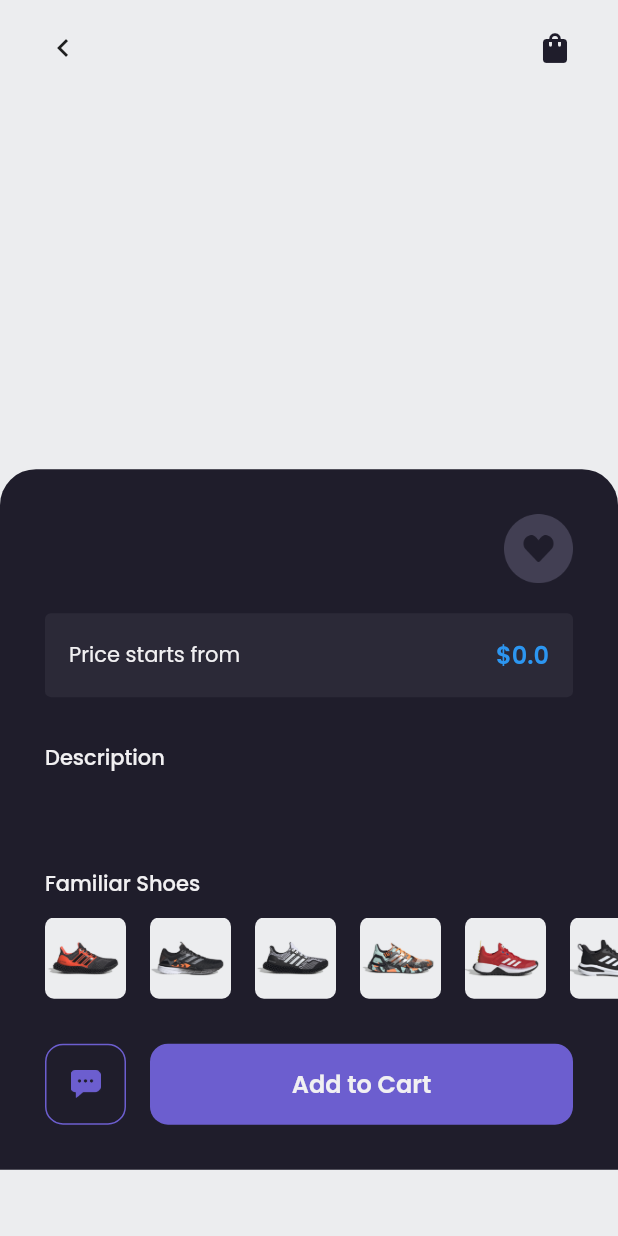
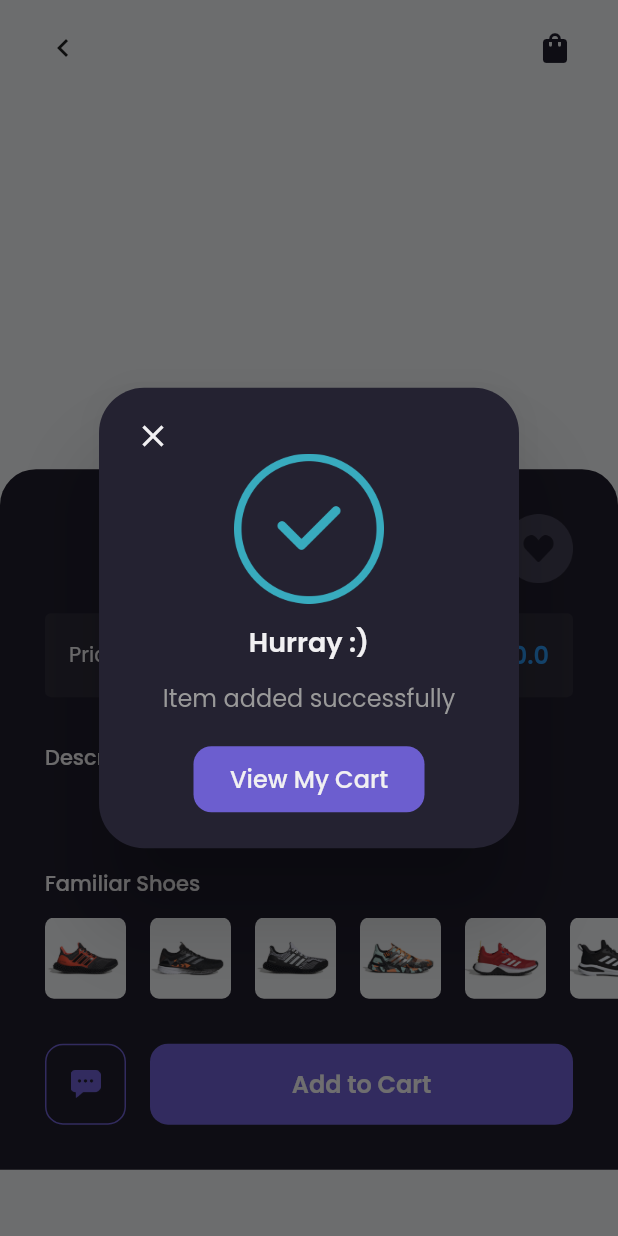
Before and after one commit to Syahro/shamo, a Flutter app: the ProductPage screen opened directly with empty values, after a tap on "Add to Cart", on a phone screen of 412 x 824 dp. Run offline on Flutter 3.47's test engine with Material 2 defaults, Android fonts, the phone set to English and light mode, and no system bars; our stand-ins replace google_fonts; accounts and stored records are empty; network calls fail.

Commit message:
sync cart data for cartPage

```diff
--- a/lib/main.dart
+++ b/lib/main.dart
@@ -10,6 +10,7 @@ import 'package:shamo/pages/sign_in_page.dart';
 import 'package:shamo/pages/sign_up_page.dart';
 import 'package:shamo/pages/splash_page.dart';
 import 'package:shamo/providers/auth_provider.dart';
+import 'package:shamo/providers/cart_provider.dart';
 import 'package:shamo/providers/product_provider.dart';
 import 'package:shamo/providers/wishlist_provider.dart';
 
@@ -23,6 +24,7 @@ class MyApp extends StatelessWidget {
         ChangeNotifierProvider(create: (context) => AuthProvider()),
         ChangeNotifierProvider(create: (context) => ProductProvider()),
         ChangeNotifierProvider(create: (context) => WishlistProvider()),
+        ChangeNotifierProvider(create: (context) => CartProvider()),
       ],
       child: MaterialApp(
         debugShowCheckedModeBanner: false,
--- a/lib/pages/product_page.dart
+++ b/lib/pages/product_page.dart
@@ -2,6 +2,7 @@ import 'package:carousel_slider/carousel_slider.dart';
 import 'package:flutter/material.dart';
 import 'package:provider/provider.dart';
 import 'package:shamo/models/product_model.dart';
+import 'package:shamo/providers/cart_provider.dart';
 import 'package:shamo/providers/wishlist_provider.dart';
 import 'package:shamo/theme.dart';
 
@@ -36,6 +37,87 @@ class _ProductPageState extends State<ProductPage> {
   @override
   Widget build(BuildContext context) {
     WishlistProvider wishlistProvider = Provider.of<WishlistProvider>(context);
+    CartProvider cartProvider = Provider.of<CartProvider>(context);
+
+    Future<void> showSuccessDialog() async {
+      return showDialog(
+        context: context,
+        builder: (BuildContext context) => Container(
+          width: MediaQuery.of(context).size.width - (2 * defaultMargin),
+          child: AlertDialog(
+            backgroundColor: backgroundColor3,
+            shape: RoundedRectangleBorder(
+              borderRadius: BorderRadius.circular(30),
+            ),
+            content: SingleChildScrollView(
+              child: Column(
+                children: [
+                  Align(
+                    alignment: Alignment.centerLeft,
+                    child: GestureDetector(
+                      onTap: () {
+                        Navigator.pop(context);
+                      },
+                      child: Icon(
+                        Icons.close,
+                        color: primaryTextColor,
+                      ),
+                    ),
+                  ),
+                  Image.asset(
+                    'assets/icon_success.png',
+                    width: 100,
+                  ),
+                  SizedBox(
+                    height: 12,
+                  ),
+                  Text(
+                    'Hurray :)',
+                    style: primaryTextStyle.copyWith(
+                      fontSize: 18,
+                      fontWeight: semiBold,
+                    ),
+                  ),
+                  SizedBox(
+                    height: 12,
+                  ),
+                  Text(
+                    'Item added successfully',
+                    style: secondaryTextStyle,
+                  ),
+                  SizedBox(
+                    height: 20,
+                  ),
+                  Container(
+                    width: 154,
+                    height: 44,
+                    child: TextButton(
+                      onPressed: () {
+                        Navigator.pushNamedAndRemoveUntil(
+                            context, '/cart', (route) => false);
+                      },
+                      style: TextButton.styleFrom(
+                        backgroundColor: primaryColor,
+                        shape: RoundedRectangleBorder(
+                          borderRadius: BorderRadius.circular(12),
+                        ),
+                      ),
+                      child: Text(
+                        'View My Cart',
+                        style: primaryTextStyle.copyWith(
+                          fontSize: 16,
+                          fontWeight: medium,
+                        ),
+                      ),
+                    ),
+                  ),
+                ],
+              ),
+            ),
+          ),
+        ),
+      );
+    }
 
     Widget indicator(int index) {
       return Container(
@@ -317,7 +399,10 @@ class _ProductPageState extends State<ProductPage> {
                     child: Container(
                       height: 54,
                       child: TextButton(
-                        onPressed: () {},
+                        onPressed: () {
+                          cartProvider.addCart(widget.product);
+                          showSuccessDialog();
+                        },
                         style: TextButton.styleFrom(
                           backgroundColor: primaryColor,
                           shape: RoundedRectangleBorder(
--- a/lib/providers/cart_provider.dart
+++ b/lib/providers/cart_provider.dart
@@ -29,7 +29,7 @@ class CartProvider with ChangeNotifier {
   }
 
   removeCart(int id) {
-    _carts.remove(id);
+    _carts.removeAt(id);
     notifyListeners();
   }
 
--- a/lib/widgets/cart_card.dart
+++ b/lib/widgets/cart_card.dart
@@ -1,9 +1,16 @@
 import 'package:flutter/material.dart';
+import 'package:provider/provider.dart';
+import 'package:shamo/models/cart_model.dart';
+import 'package:shamo/providers/cart_provider.dart';
 import 'package:shamo/theme.dart';
 
 class CartCard extends StatelessWidget {
+  final CartModel cart;
+
+  CartCard(this.cart);
   @override
   Widget build(BuildContext context) {
+    CartProvider cartProvider = Provider.of<CartProvider>(context);
     return Container(
       margin: EdgeInsets.only(
         top: defaultMargin,
@@ -26,7 +33,7 @@ class CartCard extends StatelessWidget {
                 decoration: BoxDecoration(
                   borderRadius: BorderRadius.circular(12),
                   image: DecorationImage(
-                    image: AssetImage('assets/image_shoes.png'),
+                    image: NetworkImage(cart.product.galleries[0].url),
                     fit: BoxFit.cover,
                   ),
                 ),
@@ -39,7 +46,7 @@ class CartCard extends StatelessWidget {
                   crossAxisAlignment: CrossAxisAlignment.start,
                   children: [
                     Text(
-                      'Terrex Urban Low',
+                      cart.product.name,
                       style: primaryTextStyle.copyWith(
                         fontWeight: semiBold,
                       ),
@@ -47,31 +54,41 @@ class CartCard extends StatelessWidget {
                     SizedBox(
                       height: 2,
                     ),
-                    Text('\$143,98', style: priceTextStyle),
+                    Text('\$${cart.product.price}', style: priceTextStyle),
                   ],
                 ),
               ),
               Column(
                 children: [
-                  Image.asset(
+                  GestureDetector(
+                    onTap: () {
+                      cartProvider.addQuantity(cart.id);
+                    },
+                    child: Image.asset(
                       'assets/btn_add.png',
                       width: 16,
                       height: 16,
+                    ),
                   ),
                   SizedBox(
                     height: 2,
                   ),
                   Text(
-                    '2',
+                    cart.quantity.toString(),
                     style: primaryTextStyle.copyWith(fontWeight: medium),
                   ),
                   SizedBox(
                     height: 2,
                   ),
-                  Image.asset(
+                  GestureDetector(
+                    onTap: () {
+                      cartProvider.reduceQuantity(cart.id);
+                    },
+                    child: Image.asset(
                       'assets/btn_remove.png',
                       width: 16,
                       height: 16,
+                    ),
                   ),
                 ],
               )
@@ -80,7 +97,11 @@ class CartCard extends StatelessWidget {
           SizedBox(
             height: 12,
           ),
-          Row(
+          GestureDetector(
+            onTap: () {
+              cartProvider.removeCart(cart.id);
+            },
+            child: Row(
               mainAxisAlignment: MainAxisAlignment.start,
               children: [
                 Image.asset(
@@ -93,9 +114,11 @@ class CartCard extends StatelessWidget {
                 ),
                 Text(
                   'Remove',
-                style: alertTextStyle.copyWith(fontSize: 12, fontWeight: light),
+                  style:
+                      alertTextStyle.copyWith(fontSize: 12, fontWeight: light),
                 ),
               ],
+            ),
           )
         ],
       ),
```
Also changed, not shown: lib/pages/cart_page.dart (+8 -6 lines). Lines whose indentation alone changed are shown as unchanged.
